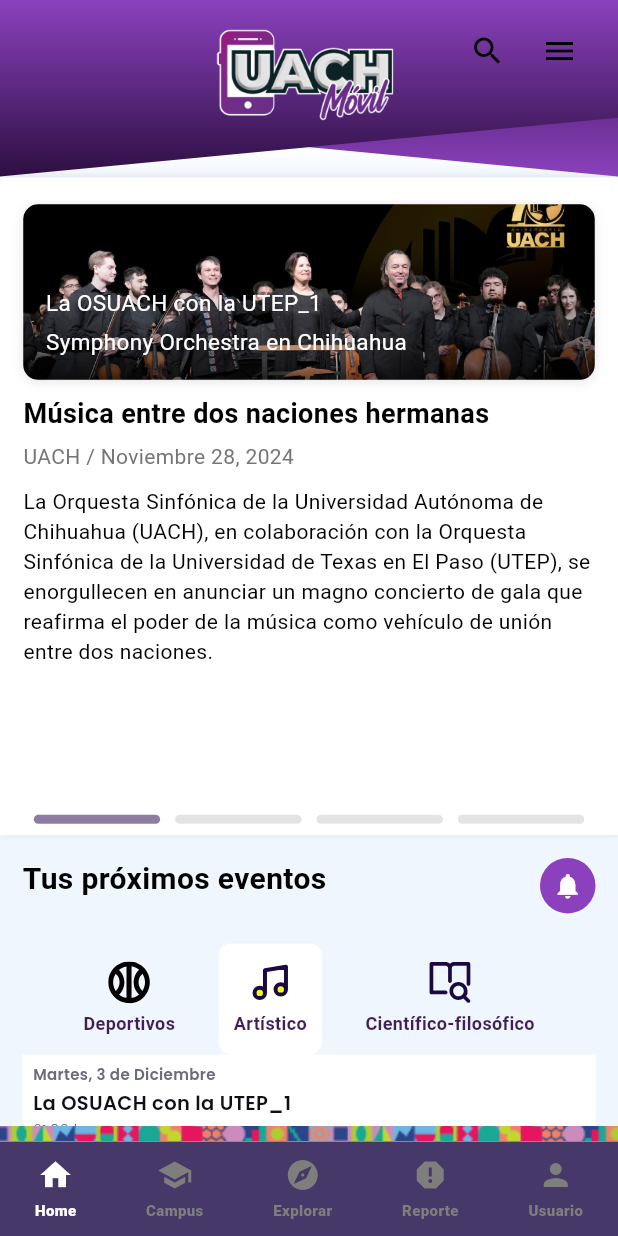
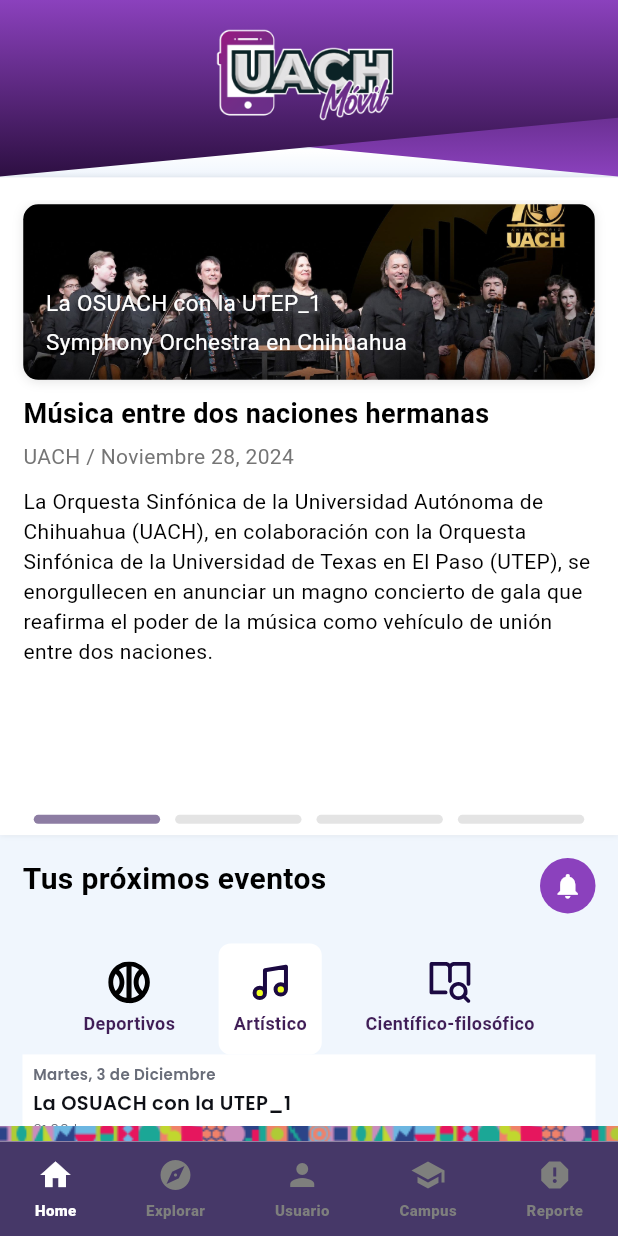
Before and after one commit to jonamx13/uach_mobile, a Flutter app: the screen it shows after launch, on a phone screen of 412 x 824 dp. Run offline on Flutter 3.47's test engine with Material 3 defaults, Android fonts, the phone set to English and light mode, and no system bars; our stand-ins replace flutter_svg; Roboto replaces fonts that are missing (DelaGothicOne, Montserrat Alternates).

Commit message:
Dynamic index assigning through a config file for the screens

```diff
--- /dev/null
+++ b/lib/config/bottom_nav_bar_config.dart
@@ -0,0 +1,24 @@
+import 'package:flutter/material.dart';
+import '../features/home/home_screen.dart';
+import '../features/campus/campus_screen.dart';
+import '../features/explorar/explorar_screen.dart';
+import '../features/reporte/reporte_screen.dart';
+import '../features/user/user_overlay.dart';
+
+class BottomNavBarConfig {
+  static List<Map<String, dynamic>> getItems(Function(int) onItemSelected) {
+    return [
+      {'label': 'Home', 'icon': Icons.home, 'action': () => onItemSelected(0), 'screen': HomeScreen()},
+      {'label': 'Explorar', 'icon': Icons.explore, 'action': () => onItemSelected(2), 'screen': ExplorarScreen()},
+      {
+        'label': 'Usuario',
+        'icon': Icons.person,
+        'action': () => onItemSelected(4),
+        'screen': UserOverlay,
+        'excludeFromNavigation': true, // Marcar como excluido
+      },
+      {'label': 'Campus', 'icon': Icons.school, 'action': () => onItemSelected(1), 'screen': CampusScreen()},
+      {'label': 'Reporte', 'icon': Icons.report, 'action': () => onItemSelected(3), 'screen': ReporteScreen()},
+    ];
+  }
+}
--- a/lib/core/presentation/main_screen.dart
+++ b/lib/core/presentation/main_screen.dart
@@ -7,6 +7,7 @@
 import '../widgets/bottom_nav_bar.dart';
 import 'contacto_y_utilidades.dart';
 import 'search_bar_custom.dart';
+import '../../config/bottom_nav_bar_config.dart';
 
 class MainScreen extends StatefulWidget {
   @override
@@ -24,27 +25,22 @@
 
   final GlobalKey _bottomNavBarKey = GlobalKey();
 
-  final List<Widget> _allScreens = [
-    HomeScreen(),
-    CampusScreen(),
-    ExplorarScreen(),
-    ReporteScreen(),
-  ];
-
+  late List<Map<String, dynamic>> _bottomNavItems;
   List<Widget> _visibleScreens = [];
-
-  // Calculamos la proporción de la altura para BottomNavBar
-  double _getBottomNavBarHeight(BuildContext context) {
-    double screenHeight = MediaQuery.of(context).size.height;
-    double proportion = 72.0 / 812.0;  // Proporción de 72px sobre 812px de altura de pantalla
-    return screenHeight * proportion;  // Aplicamos la proporción
-  }
 
   @override
   void initState() {
     super.initState();
     _searchFocusNode = FocusNode();
-    _visibleScreens = [_allScreens[_currentIndex]];
+
+    // Cargamos los ítems desde la configuración central
+    _bottomNavItems = BottomNavBarConfig.getItems(_onItemSelected);
+
+    // Excluimos "Usuario" al construir las pantallas visibles
+    _visibleScreens = _bottomNavItems
+        .where((item) => !(item['excludeFromNavigation'] ?? false))
+        .map((item) => item['screen'] as Widget)
+        .toList();
   }
 
   @override
@@ -57,7 +53,8 @@
   void _onItemSelected(int index) {
     if (index == _currentIndex) return;
 
-    if (index == 4) {
+    // Lógica especial para "Usuario" (índice dinámico)
+    if (_bottomNavItems[index]['label'] == 'Usuario') {
       setState(() {
         _isOverlayVisible = !_isOverlayVisible;
         if (_isMenuVisible) _isMenuVisible = false;
@@ -65,7 +62,6 @@
       return;
     }
 
-    // Cerrar SearchBar al cambiar de pantalla
     if (_isSearchVisible) {
       setState(() {
         _isSearchVisible = false;
@@ -80,8 +76,8 @@
 
     setState(() {
       _visibleScreens = isForward
-          ? [_allScreens[_currentIndex], _allScreens[index]]
-          : [_allScreens[index], _allScreens[_currentIndex]];
+          ? [_bottomNavItems[_currentIndex]['screen'], _bottomNavItems[index]['screen']]
+          : [_bottomNavItems[index]['screen'], _bottomNavItems[_currentIndex]['screen']];
     });
 
     _pageController.jumpToPage(isForward ? 0 : 1);
@@ -93,7 +89,7 @@
     ).then((_) {
       setState(() {
         _currentIndex = index;
-        _visibleScreens = [_allScreens[_currentIndex]];
+        _visibleScreens = [_bottomNavItems[_currentIndex]['screen']];
         _pageController.jumpToPage(0);
       });
     });
@@ -139,14 +135,13 @@
 
   @override
   Widget build(BuildContext context) {
-    double bottomNavBarHeight = _getBottomNavBarHeight(context); // Calculamos la altura
+    double bottomNavBarHeight = _getBottomNavBarHeight(context);
 
     return Scaffold(
       body: Stack(
         children: [
           GestureDetector(
             onTap: () {
-              // Cerrar SearchBar cuando se toque fuera de él, pero no desactivar botones del BottomNavBar
               if (_isSearchVisible) {
                 FocusScope.of(context).unfocus();
                 _closeSearch();
@@ -157,7 +152,6 @@
               physics: const NeverScrollableScrollPhysics(),
               itemCount: _visibleScreens.length,
               itemBuilder: (context, index) {
-                // Usamos el Padding para dejar espacio por debajo del BottomNavBar
                 return Padding(
                   padding: EdgeInsets.only(bottom: bottomNavBarHeight),
                   child: _visibleScreens[index],
@@ -170,11 +164,9 @@
               top: 0,
               left: 0,
               right: 0,
-              bottom: bottomNavBarHeight, // Respetamos la altura del BottomNavBar
+              bottom: bottomNavBarHeight,
               child: UserOverlay(onDismiss: _hideOverlay),
             ),
-
-          // Bottom Navigation Bar dentro del Stack para que se superponga al contenido
           Positioned(
             bottom: 0,
             left: 0,
@@ -185,56 +177,19 @@
               onItemSelected: _onItemSelected,
               isOverlayVisible: _isOverlayVisible,
               onDismissOverlay: _hideOverlay,
-              height: bottomNavBarHeight,  // Pasamos la altura dinámica al BottomNavBar
+              height: bottomNavBarHeight,
+              items: _bottomNavItems, // Pasamos todos los ítems
             ),
           ),
-
-          // Aquí el widget ContactoYUtilidades ocupa toda la pantalla (sin sobrepasar la SafeArea)
-          if (_isMenuVisible)
-            Positioned.fill(
-              child: Material(
-                color: Colors.transparent, // Sin fondo, solo cubriendo
-                child: SafeArea(
-                  child: Stack(
-                    children: [
-                      Positioned.fill(
-                        child: ContactoYUtilidades(onClose: _closeMenu),
-                      ),
-                    ],
-                  ),
-                ),
-              ),
-            ),
-
-          if (_isSearchVisible)
-            SearchBarCustom(
-              onClose: _closeSearch,
-              focusNode: _searchFocusNode,
-              controller: _searchController,
-            ),
-
-          Positioned(
-            top: MediaQuery.of(context).padding.top + 10,
-            right: 15,
-            child: Row(
-              children: [
-                if (!_isMenuVisible && !_isOverlayVisible && !_isSearchVisible)
-                  IconButton(
-                    icon: Icon(Icons.search, color: Colors.black),
-                    onPressed: _toggleSearch,
-                  ),
-                if (!_isMenuVisible && !_isOverlayVisible && !_isSearchVisible)
-                  SizedBox(width: 0),
-                if (!_isMenuVisible && !_isOverlayVisible && !_isSearchVisible)
-                  IconButton(
-                    icon: Icon(Icons.menu, color: Colors.black),
-                    onPressed: _toggleMenu,
-                  ),
-              ],
-            ),
-          ),
+          // Otros widgets originales permanecen iguales
         ],
       ),
     );
   }
+
+  double _getBottomNavBarHeight(BuildContext context) {
+    double screenHeight = MediaQuery.of(context).size.height;
+    double proportion = 72.0 / 812.0;
+    return screenHeight * proportion;
+  }
 }
--- a/lib/core/widgets/bottom_nav_bar.dart
+++ b/lib/core/widgets/bottom_nav_bar.dart
@@ -6,6 +6,7 @@
   final bool isOverlayVisible;
   final VoidCallback onDismissOverlay;
   final double height;
+  final List<Map<String, dynamic>> items;  // Recibimos la lista de items como parámetro
 
   const BottomNavBar({
     Key? key,
@@ -13,34 +14,23 @@
     required this.onItemSelected,
     required this.isOverlayVisible,
     required this.onDismissOverlay,
-    required this.height
+    required this.height,
+    required this.items, // Recibimos la lista
   }) : super(key: key);
 
   @override
   Widget build(BuildContext context) {
-    final List<Map<String, dynamic>> items = [
-      {'label': 'Home', 'icon': Icons.home},
-      {'label': 'Campus', 'icon': Icons.school},
-      {'label': 'Explorar', 'icon': Icons.explore},
-      {'label': 'Reporte', 'icon': Icons.report},
-      {'label': 'Usuario', 'icon': Icons.person},
-    ];
-
-    // Altura de la imagen del cintillo
-    double cintilloHeight = 10.0;  // Ajusta este valor si la imagen tiene otra altura
-    double adjustedHeight = height - cintilloHeight; // Restamos la altura de la imagen
+    double cintilloHeight = 10.0;
+    double adjustedHeight = height - cintilloHeight;
 
     return Column(
       children: [
-        // Cintillo con la imagen
         Image.asset(
           'assets/images/cintillo_facultades.png',
           width: MediaQuery.of(context).size.width,
           height: cintilloHeight,
           fit: BoxFit.cover,
         ),
-
-        // Container debajo de la imagen
         Container(
           height: adjustedHeight,
           color: const Color(0xFF463868),
--- /dev/null
+++ b/lib/features/home/widgets/proximos_eventos/button_proximos_eventos.dart
@@ -0,0 +1,56 @@
+import 'package:flutter/material.dart';
+import 'package:flutter_svg/flutter_svg.dart'; // Importar flutter_svg
+
+class ButtonProximosEventos extends StatelessWidget {
+  final bool isActive;
+  final String iconPath;  // Cambio: Cambiar IconData por String para la ruta del SVG
+  final String text;
+  final VoidCallback onTap;
+
+  const ButtonProximosEventos({
+    Key? key,
+    required this.isActive,
+    required this.iconPath,  // Cambio aquí también
+    required this.text,
+    required this.onTap,
+  }) : super(key: key);
+
+  @override
+  Widget build(BuildContext context) {
+    return GestureDetector(
+      behavior: HitTestBehavior.opaque, // Asegura que todo el área sea clicable
+      onTap: onTap,
+      child: Container(
+        padding: const EdgeInsets.symmetric(vertical: 10, horizontal: 8),
+        decoration: BoxDecoration(
+          color: isActive ? Colors.white : Colors.transparent, // Cambiar el color de fondo
+          borderRadius: BorderRadius.circular(8),
+          border: isActive
+              ? Border.all(color: Colors.white, width: 2)
+              : Border.all(color: Colors.transparent),
+        ),
+        child: Column(
+          mainAxisSize: MainAxisSize.min,
+          mainAxisAlignment: MainAxisAlignment.center,
+          children: [
+            SvgPicture.asset(
+              iconPath,  // Usar la ruta del SVG sin aplicar color
+              width: 28,  // Ajustar el tamaño según sea necesario
+              height: 28,
+            ),
+            const SizedBox(height: 5),
+            Text(
+              text,
+              style: TextStyle(
+                color: isActive ? const Color(0xFF401E57) : const Color(0xFF401E57), // Color del texto se mantiene
+                fontWeight: FontWeight.bold,
+                fontSize: 12,
+              ),
+              textAlign: TextAlign.center,
+            ),
+          ],
+        ),
+      ),
+    );
+  }
+}
```
Also changed, not shown: lib/features/explorar/map_screen.dart (added, +12 -0 lines), lib/features/home/widgets/proximos_eventos/date_card.dart (added, +77 -0 lines), lib/features/home/widgets/proximos_eventos/proximos_eventos.dart (added, +138 -0 lines).
